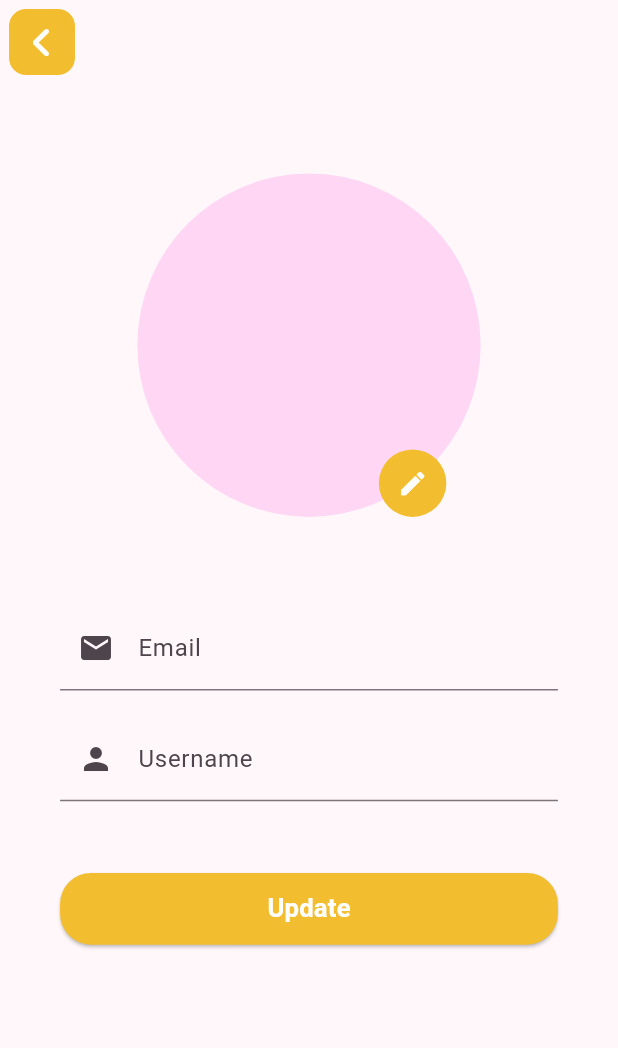
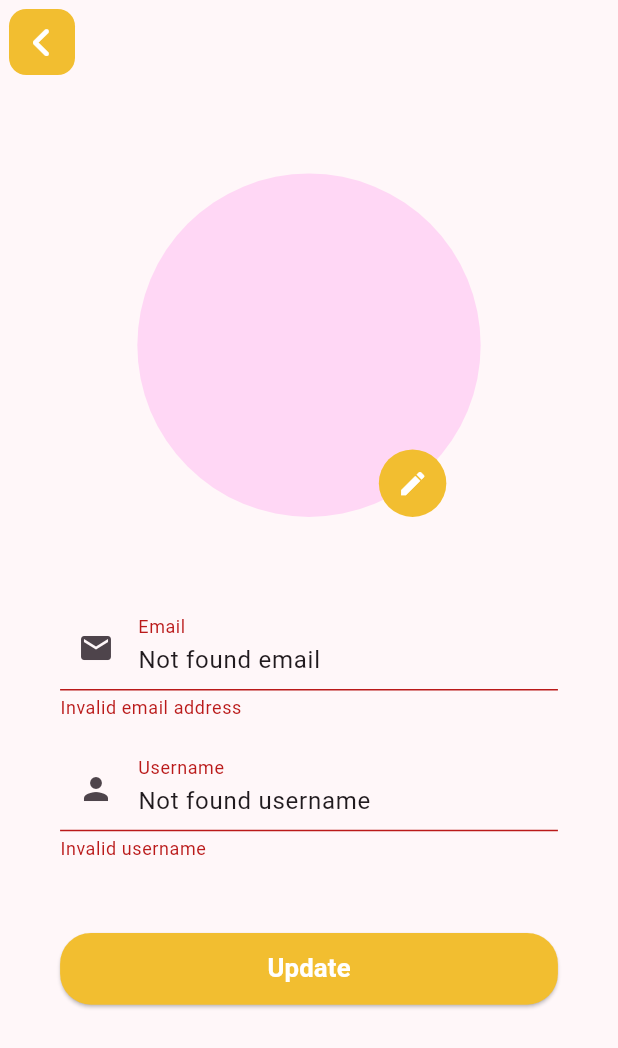
Before and after one commit to o0Pleiades0o/ledger_stacks, a Flutter app: the EditProflie screen opened directly, after a tap on "Update", on a phone screen of 412 x 824 dp. Shown: the top 1048 px of the screen. Run offline on Flutter 3.47's test engine with Material 3 defaults, Android fonts, the phone set to English and light mode, and no system bars; our stand-ins replace cloud_firestore, firebase_auth, firebase_core, flutter_screenutil, font_awesome_flutter, get; accounts and stored records are empty.

Commit message:
Fin UI Edit Profile

```diff
--- a/ledger_stacks/lib/main.dart
+++ b/ledger_stacks/lib/main.dart
@@ -3,7 +3,7 @@ import 'package:flutter/material.dart';
 import 'package:flutter_screenutil/flutter_screenutil.dart';
 import 'package:get/get.dart';
 import 'package:ledger_stacks/auth/user_controller.dart';
-import 'package:ledger_stacks/pages/profile/edit_profile/edit_profile_page.dart';
+import 'package:ledger_stacks/util/root.dart';
 //import 'package:ledger_stacks/util/root.dart';
 
 import '../constants/color.dart';
@@ -40,7 +40,7 @@ class MyApp extends StatelessWidget {
               colorScheme: ColorScheme.fromSeed(seedColor: kViolet),
               useMaterial3: true,
             ),
-            home: const EditProflie(),
+            home: const Root(),
           );
         });
   }
--- a/ledger_stacks/lib/pages/profile/edit_profile/edit_profile_controller.dart
+++ b/ledger_stacks/lib/pages/profile/edit_profile/edit_profile_controller.dart
@@ -1,11 +1,22 @@
 import 'package:flutter/material.dart';
 import 'package:get/get.dart';
+import 'package:ledger_stacks/auth/user_controller.dart';
 
 class EditProflieController extends GetxController {
+  final UserController userData = Get.find<UserController>();
   final formKey = GlobalKey<FormState>();
 
-  final usernameController = TextEditingController();
-  final emailController = TextEditingController();
+  late TextEditingController emailController;
+  late TextEditingController usernameController;
+
+  @override
+  void onInit() {
+    emailController =
+        TextEditingController(text: userData.user.email ?? 'Not found email');
+    usernameController = TextEditingController(
+        text: userData.user.username ?? 'Not found username');
+    super.onInit();
+  }
 
   @override
   void onClose() {
--- a/ledger_stacks/lib/pages/profile/edit_profile/edit_profile_page.dart
+++ b/ledger_stacks/lib/pages/profile/edit_profile/edit_profile_page.dart
@@ -1,6 +1,7 @@
 import 'package:flutter/material.dart';
 import 'package:flutter_screenutil/flutter_screenutil.dart';
 import 'package:get/get.dart';
+import 'package:ledger_stacks/auth/user_controller.dart';
 import 'package:ledger_stacks/pages/profile/edit_profile/edit_profile_controller.dart';
 import 'package:ledger_stacks/widgets/button.dart';
 
@@ -14,11 +15,12 @@ class EditProflie extends StatelessWidget {
   Widget build(BuildContext context) {
     final EditProflieController editProflieController =
         Get.put(EditProflieController());
-
     return Scaffold(
-      appBar: AppBar(
-          leading: KBackButton(
-        onPressed: () {},
+      appBar: AppBar(leading: KBackButton(
+        onPressed: () {
+          debugPrint('Back Pressed');
+          Get.back();
+        },
       )),
       body: Form(
         key: editProflieController.formKey,
@@ -60,7 +62,14 @@ class EditProflie extends StatelessWidget {
                   ),
                   Padding(
                     padding: EdgeInsets.only(top: 25.h),
-                    child: ButtonRaL(buttonText: 'Update', onPressed: () {}),
+                    child: ButtonRaL(
+                        buttonText: 'Update',
+                        onPressed: () {
+                          if (editProflieController.formKey.currentState!
+                              .validate()) {
+                            UserController().updateUser();
+                          }
+                        }),
                   )
                 ],
               ),
```
Also changed, not shown: ledger_stacks/lib/auth/user_controller.dart (+14 -0 lines), ledger_stacks/lib/pages/home/home_page.dart (+25 -5 lines).
